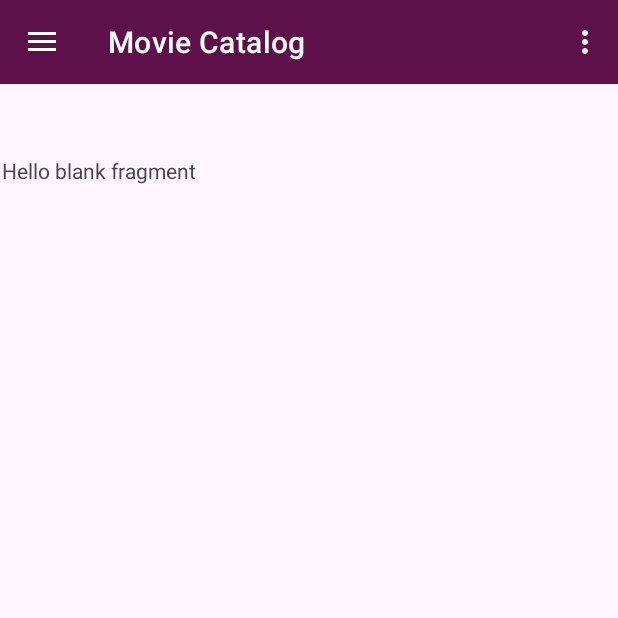
After one commit to Raff120/android_movie_catalog, an Android app: the CategoryFragment screen opened through its navigation route, on a phone screen of 412 x 824 dp, the top half of it. The commit adds this screen. Run offline under Robolectric (Android 15) with nearby library versions, the phone set to English and light mode, and no system bars; 3 statements that could not run were skipped.

Commit message:
added_navigation

```diff
--- a/app/src/main/AndroidManifest.xml
+++ b/app/src/main/AndroidManifest.xml
@@ -13,6 +13,7 @@
         android:roundIcon="@mipmap/ic_launcher_round"
         android:supportsRtl="true"
         android:theme="@style/Theme.MovieCatalog"
+        android:usesCleartextTraffic="true"
         tools:targetApi="31">
         <activity
             android:name=".MainActivity"
--- /dev/null
+++ b/app/src/main/java/it/step/moviecatalog/fragment/CategoryFragment.kt
@@ -0,0 +1,60 @@
+package it.step.moviecatalog.fragment
+
+import android.os.Bundle
+import androidx.fragment.app.Fragment
+import android.view.LayoutInflater
+import android.view.View
+import android.view.ViewGroup
+import it.step.moviecatalog.R
+
+// TODO: Rename parameter arguments, choose names that match
+// the fragment initialization parameters, e.g. ARG_ITEM_NUMBER
+private const val ARG_PARAM1 = "param1"
+private const val ARG_PARAM2 = "param2"
+
+/**
+ * A simple [Fragment] subclass.
+ * Use the [CategoryFragment.newInstance] factory method to
+ * create an instance of this fragment.
+ */
+class CategoryFragment : Fragment() {
+    // TODO: Rename and change types of parameters
+    private var param1: String? = null
+    private var param2: String? = null
+
+    override fun onCreate(savedInstanceState: Bundle?) {
+        super.onCreate(savedInstanceState)
+        arguments?.let {
+            param1 = it.getString(ARG_PARAM1)
+            param2 = it.getString(ARG_PARAM2)
+        }
+    }
+
+    override fun onCreateView(
+        inflater: LayoutInflater, container: ViewGroup?,
+        savedInstanceState: Bundle?
+    ): View? {
+        // Inflate the layout for this fragment
+        return inflater.inflate(R.layout.fragment_category, container, false)
+    }
+
+    companion object {
+        /**
+         * Use this factory method to create a new instance of
+         * this fragment using the provided parameters.
+         *
+         * @param param1 Parameter 1.
+         * @param param2 Parameter 2.
+         * @return A new instance of fragment CategoryFragment.
+         */
+        // TODO: Rename and change types and number of parameters
+        @JvmStatic
+        fun newInstance(param1: String, param2: String) =
+            CategoryFragment().apply {
+                arguments = Bundle().apply {
+                    putString(ARG_PARAM1, param1)
+                    putString(ARG_PARAM2, param2)
+                }
+            }
+    }
+}
--- /dev/null
+++ b/app/src/main/java/it/step/moviecatalog/fragment/HomeFragment.kt
@@ -0,0 +1,53 @@
+package it.step.moviecatalog.fragment
+
+import android.os.Bundle
+import android.util.Log
+import androidx.fragment.app.Fragment
+import android.view.LayoutInflater
+import android.view.View
+import android.view.ViewGroup
+import androidx.fragment.app.viewModels
+import it.step.moviecatalog.R
+import it.step.moviecatalog.configuration.ApiManager
+import it.step.moviecatalog.databinding.FragmentHomeBinding
+import it.step.moviecatalog.viewmodel.MovieViewModel
+import kotlinx.coroutines.CoroutineScope
+import kotlinx.coroutines.Dispatchers
+import kotlinx.coroutines.Job
+import kotlinx.coroutines.launch
+import kotlinx.coroutines.withContext
+
+class HomeFragment : Fragment() {
+
+    private val movieViewModel: MovieViewModel by viewModels()
+
+    private lateinit var bindingHome: FragmentHomeBinding
+    private lateinit var view : View
+
+    override fun onCreate(savedInstanceState: Bundle?) {
+        super.onCreate(savedInstanceState)
+
+    }
+
+    override fun onCreateView(
+        inflater: LayoutInflater, container: ViewGroup?,
+        savedInstanceState: Bundle?
+    ): View? {
+        // Inflate the layout for this fragment
+        bindingHome = FragmentHomeBinding.inflate(layoutInflater)
+        view = bindingHome.root
+
+        return view
+    }
+
+    override fun onViewCreated(view: View, savedInstanceState: Bundle?) {
+        super.onViewCreated(view, savedInstanceState)
+        movieViewModel.getByID("tt0054518")
+    }
+
+    override fun onDestroy() {
+        super.onDestroy()
+    }
+
+
+}
--- a/app/src/main/res/layout/activity_main.xml
+++ b/app/src/main/res/layout/activity_main.xml
@@ -18,32 +18,41 @@
         >
 
 
-
         <com.google.android.material.appbar.AppBarLayout
             android:id="@+id/appBarLayout"
             android:layout_width="match_parent"
             android:layout_height="wrap_content"
-            app:layout_constraintTop_toTopOf="parent"
             android:background="@color/primary"
-            >
+            app:layout_constraintTop_toTopOf="parent">
 
             <com.google.android.material.appbar.MaterialToolbar
                 android:id="@+id/topAppBar"
+                style="@style/Widget.MaterialComponents.Toolbar.Primary"
                 android:layout_width="match_parent"
                 android:layout_height="wrap_content"
                 android:background="@color/primary"
-                app:title="@string/app_name"
-                app:titleTextColor="@color/white"
+                android:titleTextAppearance="@font/semibold"
                 app:menu="@menu/top_app_bar"
                 app:navigationIcon="@drawable/ic_hamburger"
                 app:navigationIconTint="@color/white"
-                android:titleTextAppearance="@font/semibold"
-                style="@style/Widget.MaterialComponents.Toolbar.Primary" />
-
-
+                app:title="@string/app_name"
+                app:titleTextColor="@color/white" />
 
 
         </com.google.android.material.appbar.AppBarLayout>
+
+        <androidx.fragment.app.FragmentContainerView
+            android:id="@+id/ma_nav_graph_host"
+            android:name="androidx.navigation.fragment.NavHostFragment"
+            android:layout_width="409dp"
+            android:layout_height="673dp"
+            android:layout_marginTop="1dp"
+            app:defaultNavHost="true"
+            app:layout_constraintBottom_toBottomOf="parent"
+            app:layout_constraintEnd_toEndOf="parent"
+            app:layout_constraintStart_toStartOf="parent"
+            app:layout_constraintTop_toBottomOf="@+id/appBarLayout"
+            app:navGraph="@navigation/nav_graph" />
 
 
     </androidx.constraintlayout.widget.ConstraintLayout>
--- /dev/null
+++ b/app/src/main/res/layout/fragment_category.xml
@@ -0,0 +1,14 @@
+<?xml version="1.0" encoding="utf-8"?>
+<FrameLayout xmlns:android="http://schemas.android.com/apk/res/android"
+    xmlns:tools="http://schemas.android.com/tools"
+    android:layout_width="match_parent"
+    android:layout_height="match_parent"
+    tools:context=".fragment.CategoryFragment">
+
+    <!-- TODO: Update blank fragment layout -->
+    <TextView
+        android:layout_width="match_parent"
+        android:layout_height="match_parent"
+        android:text="@string/hello_blank_fragment" />
+
+</FrameLayout>
--- /dev/null
+++ b/app/src/main/res/navigation/nav_graph.xml
@@ -0,0 +1,56 @@
+<?xml version="1.0" encoding="utf-8"?>
+<navigation xmlns:android="http://schemas.android.com/apk/res/android"
+    xmlns:app="http://schemas.android.com/apk/res-auto"
+    xmlns:tools="http://schemas.android.com/tools"
+    android:id="@+id/nav_graph"
+    app:startDestination="@id/homeFragment">
+
+    <fragment
+        android:id="@+id/homeFragment"
+        android:name="it.step.moviecatalog.fragment.HomeFragment"
+        android:label="fragment_home"
+        tools:layout="@layout/fragment_home" >
+        <action
+            android:id="@+id/action_homeFragment_to_categoryFragment"
+            app:destination="@id/categoryFragment" />
+        <action
+            android:id="@+id/action_homeFragment_to_searchFragment"
+            app:destination="@id/searchFragment" />
+    </fragment>
+    <fragment
+        android:id="@+id/categoryFragment"
+        android:name="it.step.moviecatalog.fragment.CategoryFragment"
+        android:label="fragment_category"
+        tools:layout="@layout/fragment_category" >
+        <action
+            android:id="@+id/action_categoryFragment_to_homeFragment"
+            app:destination="@id/homeFragment" />
+        <action
+            android:id="@+id/action_categoryFragment_to_detailsFragment"
+            app:destination="@id/detailsFragment" />
+    </fragment>
+    <fragment
+        android:id="@+id/searchFragment"
+        android:name="it.step.moviecatalog.fragment.SearchFragment"
+        android:label="fragment_search"
+        tools:layout="@layout/fragment_search" >
+        <action
+            android:id="@+id/action_searchFragment_to_homeFragment"
+            app:destination="@id/homeFragment" />
+        <action
+            android:id="@+id/action_searchFragment_to_detailsFragment"
+            app:destination="@id/detailsFragment" />
+    </fragment>
+    <fragment
+        android:id="@+id/detailsFragment"
+        android:name="it.step.moviecatalog.fragment.DetailsFragment"
+        android:label="fragment_details"
+        tools:layout="@layout/fragment_details" >
+        <action
+            android:id="@+id/action_detailsFragment_to_categoryFragment"
+            app:destination="@id/categoryFragment" />
+        <action
+            android:id="@+id/action_detailsFragment_to_searchFragment"
+            app:destination="@id/searchFragment" />
+    </fragment>
+</navigation>
--- a/app/src/main/res/values/strings.xml
+++ b/app/src/main/res/values/strings.xml
@@ -10,5 +10,7 @@
     <!--Item Drawer_Menu -->
     <string name="type">I Nostri Film</string>
     <string name="ingredients">I Migliori Film</string>
+    <!-- TODO: Remove or change this placeholder text -->
+    <string name="hello_blank_fragment">Hello blank fragment</string>
 
 </resources>
```
Also changed, not shown: app/build.gradle (+11 -1 lines), app/src/main/java/it/step/moviecatalog/fragment/DetailsFragment.kt (added, +60 -0 lines), app/src/main/java/it/step/moviecatalog/fragment/SearchFragment.kt (added, +60 -0 lines), app/src/main/java/it/step/moviecatalog/service/MovieService.kt (+5 -5 lines), app/src/main/java/it/step/moviecatalog/viewmodel/MovieViewModel.kt (+20 -0 lines), app/src/main/res/layout/fragment_details.xml (added, +14 -0 lines), app/src/main/res/layout/fragment_home.xml (added, +15 -0 lines), app/src/main/res/layout/fragment_search.xml (added, +14 -0 lines).
